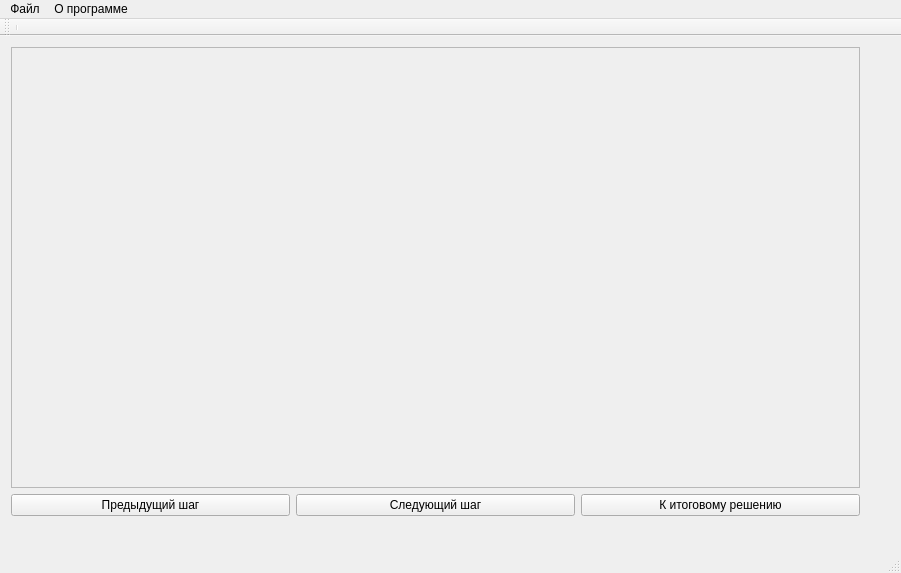
AfanasiefDV/summer_practice, file src/practice/mainwindow.ui: the form before one commit.
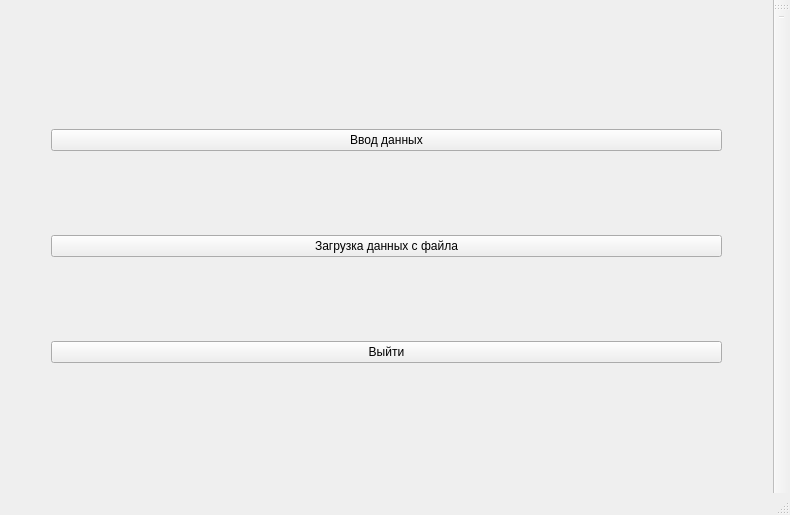
The form after the commit.

Commit message: added main view

What changed in the file:
```diff
--- a/src/practice/mainwindow.ui
+++ b/src/practice/mainwindow.ui
@@ -6,8 +6,8 @@
    <rect>
     <x>0</x>
     <y>0</y>
-    <width>901</width>
-    <height>573</height>
+    <width>790</width>
+    <height>515</height>
    </rect>
   </property>
   <property name="sizePolicy">
@@ -26,119 +26,107 @@
      <verstretch>0</verstretch>
     </sizepolicy>
    </property>
-   <widget class="QWidget" name="verticalLayoutWidget">
-    <property name="geometry">
-     <rect>
-      <x>0</x>
-      <y>0</y>
-      <width>871</width>
-      <height>491</height>
-     </rect>
-    </property>
-    <layout class="QVBoxLayout" name="verticalLayout">
-     <property name="sizeConstraint">
-      <enum>QLayout::SetMaximumSize</enum>
-     </property>
-     <item>
-      <widget class="QScrollArea" name="scrollArea">
-       <property name="sizePolicy">
-        <sizepolicy hsizetype="Expanding" vsizetype="Expanding">
-         <horstretch>0</horstretch>
-         <verstretch>0</verstretch>
-        </sizepolicy>
-       </property>
-       <property name="widgetResizable">
-        <bool>true</bool>
-       </property>
-       <widget class="QWidget" name="scrollAreaWidgetContents">
-        <property name="geometry">
-         <rect>
-          <x>0</x>
-          <y>0</y>
-          <width>867</width>
-          <height>456</height>
-         </rect>
-        </property>
-       </widget>
-      </widget>
-     </item>
-     <item>
-      <layout class="QHBoxLayout" name="horizontalLayout">
-       <property name="sizeConstraint">
-        <enum>QLayout::SetNoConstraint</enum>
-       </property>
-       <item>
-        <widget class="QPushButton" name="pushButton_3">
-         <property name="sizePolicy">
-          <sizepolicy hsizetype="Minimum" vsizetype="Preferred">
-           <horstretch>0</horstretch>
-           <verstretch>0</verstretch>
-          </sizepolicy>
-         </property>
-         <property name="text">
-          <string>Предыдущий шаг</string>
-         </property>
-        </widget>
-       </item>
-       <item>
+   <layout class="QGridLayout" name="gridLayout">
+    <item row="1" column="0">
+     <spacer name="horizontalSpacer">
+      <property name="orientation">
+       <enum>Qt::Horizontal</enum>
+      </property>
+      <property name="sizeType">
+       <enum>QSizePolicy::Preferred</enum>
+      </property>
+      <property name="sizeHint" stdset="0">
+       <size>
+        <width>40</width>
+        <height>20</height>
+       </size>
+      </property>
+     </spacer>
+    </item>
+    <item row="0" column="1">
+     <spacer name="verticalSpacer">
+      <property name="orientation">
+       <enum>Qt::Vertical</enum>
+      </property>
+      <property name="sizeType">
+       <enum>QSizePolicy::Preferred</enum>
+      </property>
+      <property name="sizeHint" stdset="0">
+       <size>
+        <width>20</width>
+        <height>40</height>
+       </size>
+      </property>
+     </spacer>
+    </item>
+    <item row="1" column="1">
         <widget class="QPushButton" name="pushButton">
-         <property name="sizePolicy">
-          <sizepolicy hsizetype="Preferred" vsizetype="Preferred">
-           <horstretch>0</horstretch>
-           <verstretch>0</verstretch>
-          </sizepolicy>
-         </property>
+      <property name="text">
+       <string>Ввод данных</string>
+      </property>
+     </widget>
+    </item>
+    <item row="1" column="2">
+     <spacer name="horizontalSpacer_2">
+      <property name="orientation">
+       <enum>Qt::Horizontal</enum>
+      </property>
+      <property name="sizeType">
+       <enum>QSizePolicy::Preferred</enum>
+      </property>
+      <property name="sizeHint" stdset="0">
+       <size>
+        <width>40</width>
+        <height>20</height>
+       </size>
+      </property>
+     </spacer>
+    </item>
+    <item row="2" column="1">
+     <widget class="QPushButton" name="pushButton_3">
          <property name="text">
-          <string>Следующий шаг</string>
+       <string>Загрузка данных с файла</string>
          </property>
         </widget>
        </item>
-       <item>
+    <item row="3" column="1">
         <widget class="QPushButton" name="pushButton_2">
-         <property name="sizePolicy">
-          <sizepolicy hsizetype="Minimum" vsizetype="Preferred">
-           <horstretch>0</horstretch>
-           <verstretch>0</verstretch>
-          </sizepolicy>
-         </property>
          <property name="text">
-          <string>К итоговому решению</string>
+       <string>Выйти</string>
          </property>
         </widget>
        </item>
-      </layout>
-     </item>
-    </layout>
-   </widget>
+    <item row="4" column="1">
+     <spacer name="verticalSpacer_2">
+      <property name="orientation">
+       <enum>Qt::Vertical</enum>
+      </property>
+      <property name="sizeType">
+       <enum>QSizePolicy::Preferred</enum>
+      </property>
+      <property name="sizeHint" stdset="0">
+       <size>
+        <width>20</width>
+        <height>40</height>
+       </size>
+      </property>
+     </spacer>
+    </item>
+   </layout>
   </widget>
   <widget class="QMenuBar" name="menuBar">
    <property name="geometry">
     <rect>
      <x>0</x>
      <y>0</y>
-     <width>901</width>
+     <width>790</width>
      <height>20</height>
     </rect>
    </property>
-   <widget class="QMenu" name="menu">
-    <property name="title">
-     <string>Файл</string>
-    </property>
-    <addaction name="action_3"/>
-    <addaction name="action_4"/>
-    <addaction name="action_5"/>
-   </widget>
-   <widget class="QMenu" name="menu_2">
-    <property name="title">
-     <string>О программе</string>
-    </property>
-   </widget>
-   <addaction name="menu"/>
-   <addaction name="menu_2"/>
   </widget>
   <widget class="QToolBar" name="mainToolBar">
    <attribute name="toolBarArea">
-    <enum>TopToolBarArea</enum>
+    <enum>RightToolBarArea</enum>
    </attribute>
    <attribute name="toolBarBreak">
     <bool>false</bool>
```
Lines whose indentation alone changed are shown as unchanged. The commit also changes 1 other file.
